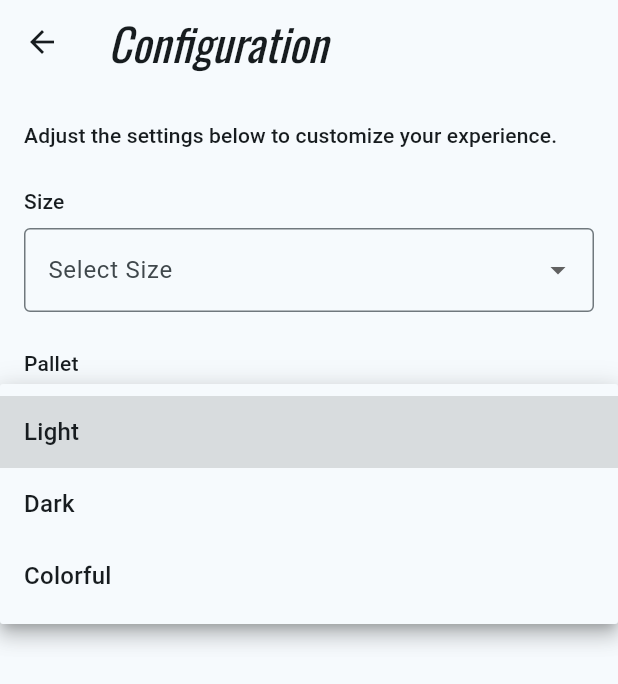
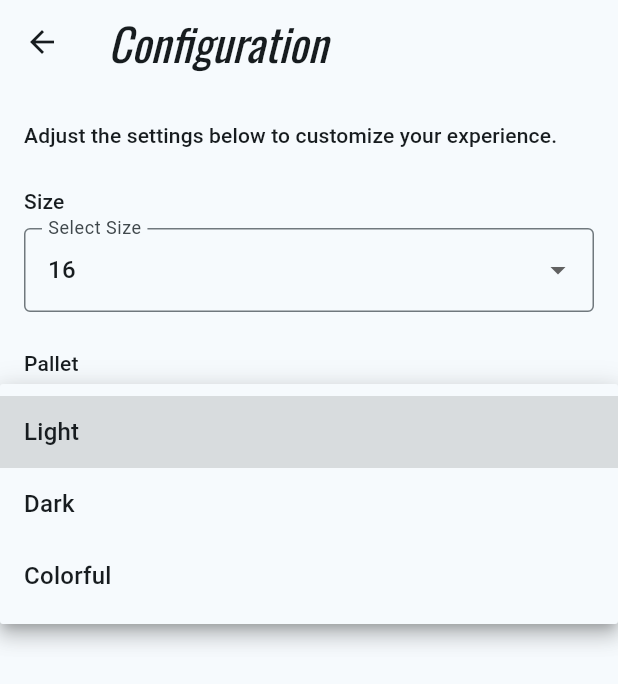
Before and after one commit to mmoscosodcl/3479A321_202502, a Flutter app: the ConfigurationScreen screen opened directly, after a tap on "Select Pallet", on a phone screen of 412 x 824 dp. Shown: the top 684 px of the screen. Run offline on Flutter 3.47's test engine with Material 3 defaults, Android fonts, the phone set to English and light mode, and no system bars; our stand-ins replace google_fonts, logger, shared_preferences; accounts and stored records are empty.

Commit message:
Key-Value for work with persistence

```diff
--- a/lib/main.dart
+++ b/lib/main.dart
@@ -1,8 +1,8 @@
 import 'package:flutter/material.dart';
 import 'package:google_fonts/google_fonts.dart';
-import 'package:logger/logger.dart';
 import 'package:playground_2502/providers/config_provider.dart';
 import 'package:playground_2502/screens/my_home_page.dart';
+import 'package:playground_2502/services/shared_preferences.dart';
 import 'package:provider/provider.dart';
 
 void main() {
@@ -16,7 +16,7 @@ class MyApp extends StatelessWidget {
   Widget build(BuildContext context) {
 
     return ChangeNotifierProvider<ConfigurationData>(
-      create: (context) => ConfigurationData(),
+      create: (context) => ConfigurationData(SharedPreferencesService()),
       child: MaterialApp(
         title: '3479A321_202502',
         theme: ThemeData(
--- a/lib/providers/config_provider.dart
+++ b/lib/providers/config_provider.dart
@@ -1,15 +1,27 @@
 
 
 import 'package:flutter/material.dart';
+import 'package:playground_2502/services/shared_preferences.dart';
 
 class ConfigurationData extends ChangeNotifier {
+final SharedPreferencesService _prefsService;
  int _size = 12;
 
  int get size => _size;
 
+ ConfigurationData(this._prefsService) {
+    _loadPreferences();
+  }
+
  void setSize(sizeParam) {
    _size = sizeParam;
+   _prefsService.setSize(sizeParam);
    notifyListeners();
  }
 
+   Future<void> _loadPreferences() async {
+    _size = await _prefsService.getSize();
+    notifyListeners();
+  }
+
 }
--- a/lib/screens/configuration.dart
+++ b/lib/screens/configuration.dart
@@ -27,6 +27,7 @@ class ConfigurationScreen extends StatelessWidget {
             ),
             SizedBox(height: 8),
             DropdownButtonFormField<String>(
+              value: context.watch<ConfigurationData>().size.toString(),
               decoration: InputDecoration(
                 border: OutlineInputBorder(),
                 labelText: 'Select Size',
--- a/lib/screens/pixel_art.dart
+++ b/lib/screens/pixel_art.dart
@@ -52,6 +52,7 @@ class _PixelArtScreenState extends State<PixelArtScreen> {
   void didChangeDependencies() {
     super.didChangeDependencies();
     // Code to handle changes in dependencies
+    _sizeGrid = context.watch<ConfigurationData>().size;
     logger.d("Dependencies changed in PixelArtScreen. Mounted: $mounted");
   }
   @override
--- /dev/null
+++ b/lib/services/shared_preferences.dart
@@ -0,0 +1,14 @@
+import 'package:shared_preferences/shared_preferences.dart';
+
+class SharedPreferencesService {
+  Future<void> setSize(int size) async {
+    final prefs = await SharedPreferences.getInstance();
+    await prefs.setInt('grid_size', size);
+  }
+
+  Future<int> getSize() async {
+    final prefs = await SharedPreferences.getInstance();
+    return prefs.getInt('grid_size') ?? 16; // Default to 16 if not set
+  }
+
+}
--- a/pubspec.yaml
+++ b/pubspec.yaml
@@ -37,6 +37,7 @@ dependencies:
   logger: ^2.6.1
   google_fonts: ^6.3.0
   provider: ^6.1.5+1
+  shared_preferences: ^2.5.3
 
 dev_dependencies:
   flutter_test:
```
Also changed, not shown: pubspec.lock, 1 other file.
